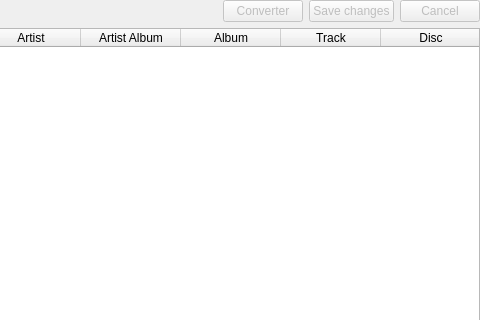
Above: code/src/tageditor.ui from MBach/Miam-Player before the change; both pictures show x 320 to 800 and y 0 to 320 of the 800 by 600 pixel window. Below: the same form after it.
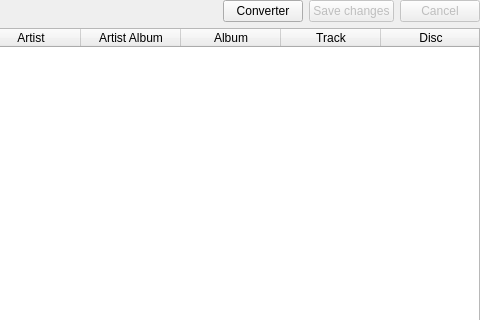
That is the form after the change. Icons and pictures are not drawn. Custom widgets are drawn as their Qt base class.

Diff of the .ui file:
```diff
--- a/code/src/tageditor.ui
+++ b/code/src/tageditor.ui
@@ -41,9 +41,6 @@
      </item>
      <item>
       <widget class="QPushButton" name="convertPushButton">
-       <property name="enabled">
-        <bool>false</bool>
-       </property>
        <property name="text">
         <string>Converter</string>
        </property>
```
